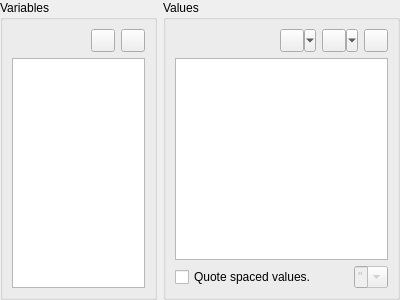
This is v2/branches/newxup/monkey/src/xupmanager/gui/VariablesEditor.ui in testmana2/mks as Qt 5 draws it before an edit. The edited form follows.
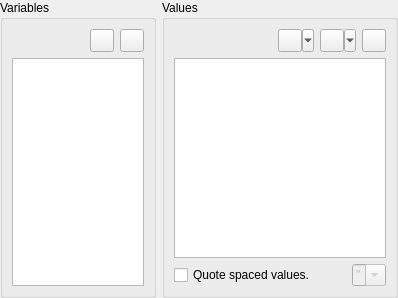
This is the edited form. Icons and pictures are not drawn. Custom widgets are drawn as their Qt base class.

Diff of the .ui file:
```diff
--- a/v2/branches/newxup/monkey/src/xupmanager/gui/VariablesEditor.ui
+++ b/v2/branches/newxup/monkey/src/xupmanager/gui/VariablesEditor.ui
@@ -6,8 +6,8 @@
    <rect>
     <x>0</x>
     <y>0</y>
-    <width>400</width>
-    <height>300</height>
+    <width>398</width>
+    <height>298</height>
    </rect>
   </property>
   <property name="windowTitle">
```
Left out of the diff: 8 changed lines with no effect on the pictures.
